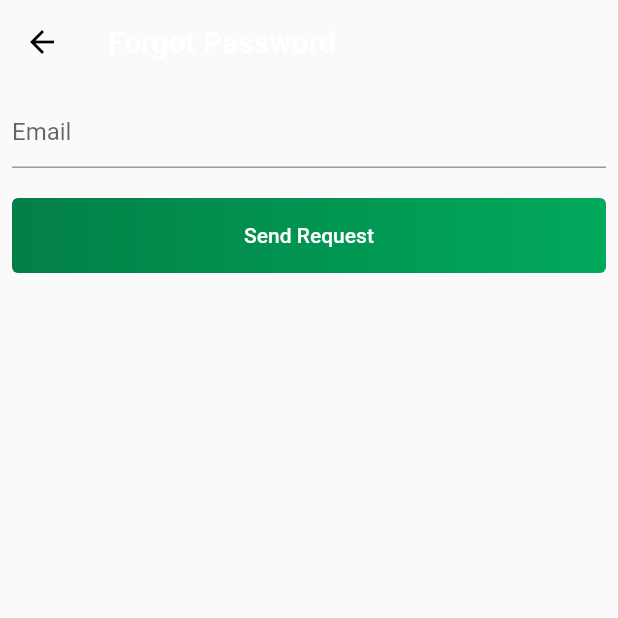
After one commit to hazemabollfadl/new_food_delivery, a Flutter app: the ForgotPassword screen opened directly, after a tap on "Send Request", on a phone screen of 412 x 824 dp, the top half of it. The commit adds this screen. Run offline on Flutter 3.47's test engine with Material 2 defaults, Android fonts, the phone set to English and light mode, and no system bars; our stand-ins replace cloud_firestore, firebase_auth, firebase_core; accounts and stored records are empty.

Commit message:
forgot password

```diff
--- /dev/null
+++ b/lib/pages/forgotpassword/forgot_password.dart
@@ -0,0 +1,61 @@
+import 'package:firebase_auth/firebase_auth.dart';
+import 'package:flutter/material.dart';
+import 'package:new_food_delivery/widgets/my_button.dart';
+
+class ForgotPassword extends StatefulWidget {
+  const ForgotPassword({super.key});
+
+  @override
+  State<ForgotPassword> createState() => _ForgotPasswordState();
+}
+
+class _ForgotPasswordState extends State<ForgotPassword> {
+  String? email;
+
+  @override
+  Widget build(BuildContext context) {
+    return Scaffold(
+      appBar: AppBar(
+        backgroundColor: Colors.transparent,
+        elevation: 0.0,
+        title: Text("Forgot Password"),
+      ),
+      body: Padding(
+        padding: const EdgeInsets.all(8.0),
+        child: Column(
+          children: [
+            TextFormField(
+              keyboardType: TextInputType.emailAddress,
+              decoration: InputDecoration(hintText: "Email"),
+              onChanged: (value) {
+                setState(() {
+                  email = value.trim();
+                });
+              },
+            ),
+            SizedBox(
+              height: 20,
+            ),
+            MyButton(
+              onPressed: () async {
+                await FirebaseAuth.instance
+                    .sendPasswordResetEmail(email: email!)
+                    .whenComplete(
+                      () => ScaffoldMessenger.of(context).showSnackBar(
+                        SnackBar(
+                          content: Text(
+                            "An email has been send $email to please verify",
+                          ),
+                        ),
+                      ),
+                    );
+                Navigator.pop(context);
+              },
+              text: "Send Request",
+            )
+          ],
+        ),
+      ),
+    );
+  }
+}
--- a/lib/pages/login/components/center_part.dart
+++ b/lib/pages/login/components/center_part.dart
@@ -1,4 +1,6 @@
 import 'package:flutter/material.dart';
+import 'package:new_food_delivery/pages/forgotpassword/forgot_password.dart';
+import 'package:new_food_delivery/route/routing_page.dart';
 
 class CenterPart extends StatelessWidget {
   final TextEditingController? email;
@@ -30,6 +32,18 @@ class CenterPart extends StatelessWidget {
           obscureText: obscureText,
           controller: password,
           decoration: InputDecoration(
+            counter: GestureDetector(
+              onTap: () {
+                RoutingPage.goTonext(
+                  context: context,
+                  navigateTo: ForgotPassword(),
+                );
+              },
+              child: Text(
+                "Forgot Password?",
+                style: TextStyle(color: Colors.blue),
+              ),
+            ),
             hintText: "Password",
             suffixIcon: IconButton(onPressed: onPressed, icon: icon),
           ),
```
